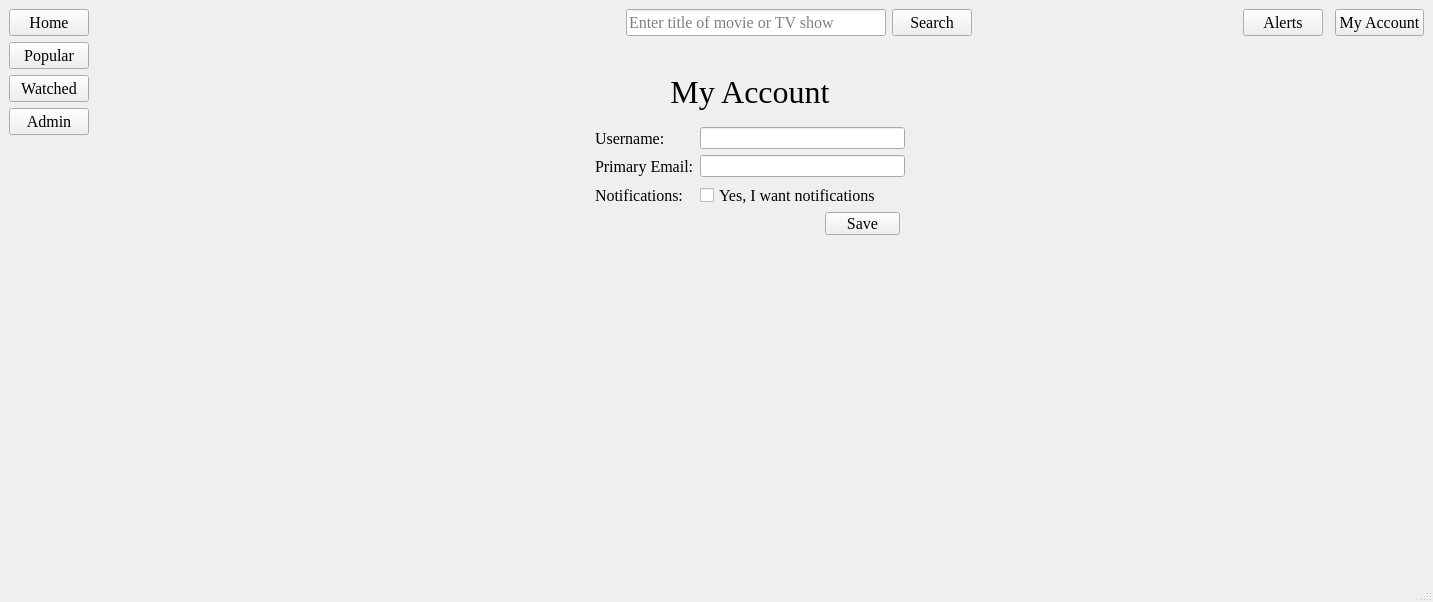
Before: the Qt Designer form PlotTalk/Forms/dashboard.ui in allanhaywood/CS441, drawn with Qt 5.
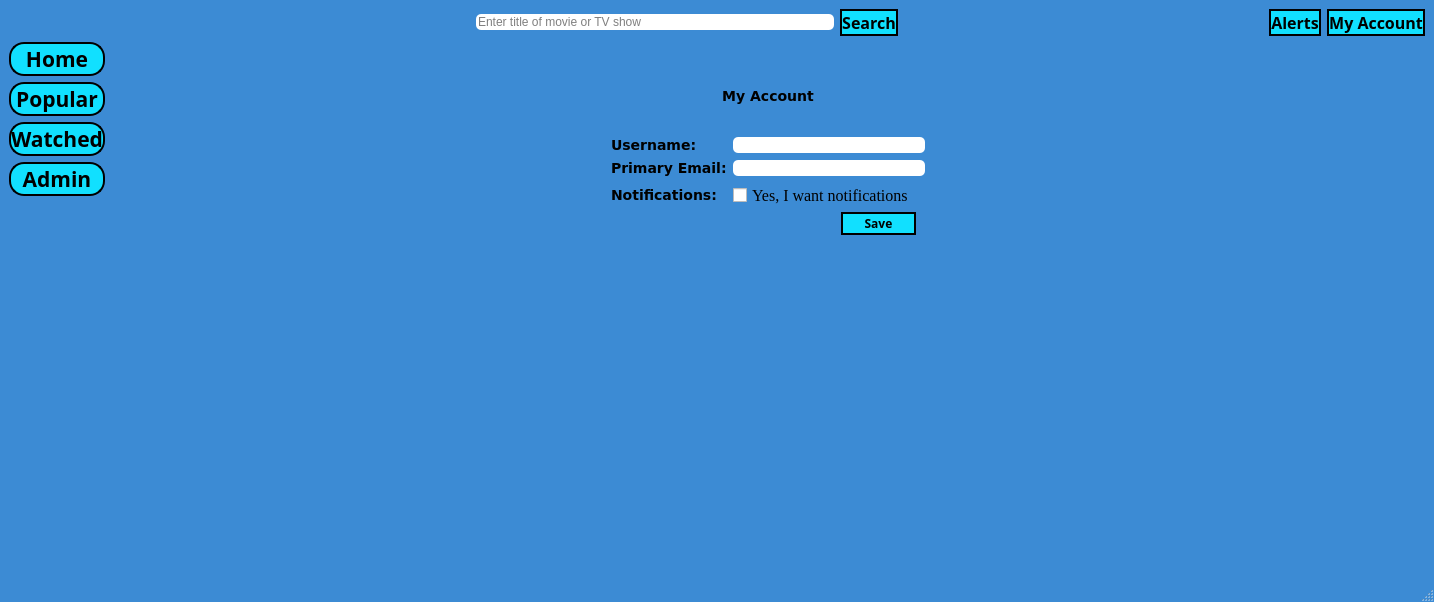
After: the same form once the commit is applied. The open tabs and pages were chosen to show the change.

Commit message: NOT-88 Edited GUI to go with blue theme. Added fonts for title and tagline.

```diff
--- a/PlotTalk/Forms/dashboard.ui
+++ b/PlotTalk/Forms/dashboard.ui
@@ -6,148 +6,75 @@
    <rect>
     <x>0</x>
     <y>0</y>
-    <width>1433</width>
+    <width>1434</width>
     <height>602</height>
    </rect>
   </property>
   <property name="windowTitle">
-   <string>PlotTalk</string>
+   <string>Plot Talk</string>
+  </property>
+  <property name="styleSheet">
+   <string notr="true">#Dashboard {
+/* background: rgb(140, 225, 255) */
+background: rgb(60, 139, 212)
+}
+
+#centralWidget {
+background: rgb(60, 139, 212)
+}
+
+
+QPushButton {
+background-color: rgb(17, 224, 255);
+border-style: solid;
+border-width: 1.5px;
+border-radius: 15px;
+border-color: black;
+font-family: tahoma;
+font: bold, 20px;
+color: black;
+padding: 0px;
+text-align: center;
+}
+
+QPushButton:hover {
+background-color: rgb(235, 247, 255)
+}
+
+QPlainTextEdit {
+background-color: white;
+border-color: rgb(149, 255, 247);
+border-radius: 5px;
+font-family: tahoma;
+}
+
+QLineEdit {
+background-color: white;
+border-color: rgb(149, 255, 247);
+border-radius: 5px;
+font-family: tahoma;
+font-size: 12px;
+}
+
+QLabel {
+font-family: verdana;
+font: bold;
+font-size: 14px;
+}
+
+QListView {
+background-color: rgb(217, 217, 217)
+}
+
+QListWidget {
+background-color: rgb(217, 217, 217)
+}</string>
   </property>
   <widget class="QWidget" name="centralwidget">
    <layout class="QHBoxLayout" name="horizontalLayout">
     <item>
      <layout class="QGridLayout" name="gridLayout">
-      <item row="0" column="1">
-       <spacer name="horizontalSpacer">
-        <property name="orientation">
-         <enum>Qt::Horizontal</enum>
-        </property>
-        <property name="sizeHint" stdset="0">
-         <size>
-          <width>40</width>
-          <height>20</height>
-         </size>
-        </property>
-       </spacer>
-      </item>
-      <item row="0" column="0">
-       <widget class="QPushButton" name="homeButton">
-        <property name="font">
-         <font>
-          <family>Georgia</family>
-          <pointsize>12</pointsize>
-         </font>
-        </property>
-        <property name="text">
-         <string>Home</string>
-        </property>
-       </widget>
-      </item>
-      <item row="0" column="8">
-       <widget class="QPushButton" name="myAccountButton">
-        <property name="font">
-         <font>
-          <family>Georgia</family>
-          <pointsize>12</pointsize>
-         </font>
-        </property>
-        <property name="text">
-         <string>My Account</string>
-        </property>
-       </widget>
-      </item>
-      <item row="2" column="0">
-       <widget class="QPushButton" name="popularButton">
-        <property name="font">
-         <font>
-          <family>Georgia</family>
-          <pointsize>12</pointsize>
-         </font>
-        </property>
-        <property name="text">
-         <string>Popular</string>
-        </property>
-       </widget>
-      </item>
-      <item row="0" column="3">
-       <widget class="QLineEdit" name="searchBar">
-        <property name="font">
-         <font>
-          <family>Georgia</family>
-          <pointsize>12</pointsize>
-         </font>
-        </property>
-        <property name="placeholderText">
-         <string>Enter title of movie or TV show</string>
-        </property>
-       </widget>
-      </item>
-      <item row="0" column="6">
-       <widget class="QPushButton" name="alertsButton">
-        <property name="font">
-         <font>
-          <family>Georgia</family>
-          <pointsize>12</pointsize>
-         </font>
-        </property>
-        <property name="text">
-         <string>Alerts</string>
-        </property>
-       </widget>
-      </item>
-      <item row="0" column="2">
-       <spacer name="horizontalSpacer_3">
-        <property name="orientation">
-         <enum>Qt::Horizontal</enum>
-        </property>
-        <property name="sizeHint" stdset="0">
-         <size>
-          <width>40</width>
-          <height>20</height>
-         </size>
-        </property>
-       </spacer>
-      </item>
-      <item row="0" column="4">
-       <widget class="QPushButton" name="searchButton">
-        <property name="font">
-         <font>
-          <family>Georgia</family>
-          <pointsize>12</pointsize>
-         </font>
-        </property>
-        <property name="text">
-         <string>Search</string>
-        </property>
-       </widget>
-      </item>
-      <item row="3" column="0">
-       <widget class="QPushButton" name="watchedButton">
-        <property name="font">
-         <font>
-          <family>Georgia</family>
-          <pointsize>12</pointsize>
-         </font>
-        </property>
-        <property name="text">
-         <string>Watched</string>
-        </property>
-       </widget>
-      </item>
-      <item row="0" column="5">
-       <spacer name="horizontalSpacer_2">
-        <property name="orientation">
-         <enum>Qt::Horizontal</enum>
-        </property>
-        <property name="sizeHint" stdset="0">
-         <size>
-          <width>40</width>
-          <height>20</height>
-         </size>
-        </property>
-       </spacer>
-      </item>
-      <item row="2" column="1" rowspan="5" colspan="8">
+      <item row="2" column="1" rowspan="8" colspan="7">
        <widget class="QStackedWidget" name="stackedWidget">
         <property name="currentIndex">
          <number>5</number>
@@ -326,7 +253,7 @@
            <rect>
             <x>500</x>
             <y>20</y>
-            <width>310</width>
+            <width>314</width>
             <height>146</height>
            </rect>
           </property>
@@ -335,8 +262,11 @@
             <widget class="QLabel" name="MyAccountTitleLabel">
              <property name="font">
               <font>
-               <family>Georgia</family>
-               <pointsize>24</pointsize>
+               <family>verdana</family>
+               <pointsize>-1</pointsize>
+               <weight>75</weight>
+               <italic>false</italic>
+               <bold>true</bold>
               </font>
              </property>
              <property name="text">
@@ -353,8 +283,11 @@
               <widget class="QLabel" name="UsernameLabel">
                <property name="font">
                 <font>
-                 <family>Georgia</family>
-                 <pointsize>12</pointsize>
+                 <family>verdana</family>
+                 <pointsize>-1</pointsize>
+                 <weight>75</weight>
+                 <italic>false</italic>
+                 <bold>true</bold>
                 </font>
                </property>
                <property name="text">
@@ -369,8 +302,11 @@
               <widget class="QLabel" name="EmailLabel">
                <property name="font">
                 <font>
-                 <family>Georgia</family>
-                 <pointsize>12</pointsize>
+                 <family>verdana</family>
+                 <pointsize>-1</pointsize>
+                 <weight>75</weight>
+                 <italic>false</italic>
+                 <bold>true</bold>
                 </font>
                </property>
                <property name="text">
@@ -385,8 +321,11 @@
               <widget class="QLabel" name="NotificationsLabel">
                <property name="font">
                 <font>
-                 <family>Georgia</family>
-                 <pointsize>12</pointsize>
+                 <family>verdana</family>
+                 <pointsize>-1</pointsize>
+                 <weight>75</weight>
+                 <italic>false</italic>
+                 <bold>true</bold>
                 </font>
                </property>
                <property name="text">
@@ -422,8 +361,10 @@
           </property>
           <property name="font">
            <font>
-            <family>Georgia</family>
-            <pointsize>12</pointsize>
+            <family>20px</family>
+            <weight>75</weight>
+            <italic>false</italic>
+            <bold>true</bold>
            </font>
           </property>
           <property name="text">
@@ -477,12 +418,28 @@
         </widget>
        </widget>
       </item>
-      <item row="4" column="0">
+      <item row="0" column="1">
+       <spacer name="horizontalSpacer">
+        <property name="orientation">
+         <enum>Qt::Horizontal</enum>
+        </property>
+        <property name="sizeHint" stdset="0">
+         <size>
+          <width>40</width>
+          <height>20</height>
+         </size>
+        </property>
+       </spacer>
+      </item>
+      <item row="5" column="0">
        <widget class="QPushButton" name="adminButton">
         <property name="font">
          <font>
-          <family>Georgia</family>
-          <pointsize>12</pointsize>
+          <family>20px</family>
+          <pointsize>16</pointsize>
+          <weight>75</weight>
+          <italic>false</italic>
+          <bold>true</bold>
          </font>
         </property>
         <property name="text">
@@ -490,6 +447,128 @@
         </property>
        </widget>
       </item>
+      <item row="3" column="0">
+       <widget class="QPushButton" name="popularButton">
+        <property name="font">
+         <font>
+          <family>20px</family>
+          <pointsize>16</pointsize>
+          <weight>75</weight>
+          <italic>false</italic>
+          <bold>true</bold>
+         </font>
+        </property>
+        <property name="text">
+         <string>Popular</string>
+        </property>
+       </widget>
+      </item>
+      <item row="4" column="0">
+       <widget class="QPushButton" name="watchedButton">
+        <property name="font">
+         <font>
+          <family>20px</family>
+          <pointsize>16</pointsize>
+          <weight>75</weight>
+          <italic>false</italic>
+          <bold>true</bold>
+         </font>
+        </property>
+        <property name="text">
+         <string>Watched</string>
+        </property>
+       </widget>
+      </item>
+      <item row="0" column="7">
+       <widget class="QPushButton" name="myAccountButton">
+        <property name="font">
+         <font>
+          <family>20px</family>
+          <pointsize>12</pointsize>
+          <weight>75</weight>
+          <italic>false</italic>
+          <bold>true</bold>
+         </font>
+        </property>
+        <property name="text">
+         <string>My Account</string>
+        </property>
+       </widget>
+      </item>
+      <item row="2" column="0">
+       <widget class="QPushButton" name="homeButton">
+        <property name="font">
+         <font>
+          <family>20px</family>
+          <pointsize>16</pointsize>
+          <weight>75</weight>
+          <italic>false</italic>
+          <bold>true</bold>
+         </font>
+        </property>
+        <property name="text">
+         <string>Home</string>
+        </property>
+       </widget>
+      </item>
+      <item row="0" column="4">
+       <spacer name="horizontalSpacer_2">
+        <property name="orientation">
+         <enum>Qt::Horizontal</enum>
+        </property>
+        <property name="sizeHint" stdset="0">
+         <size>
+          <width>40</width>
+          <height>20</height>
+         </size>
+        </property>
+       </spacer>
+      </item>
+      <item row="0" column="3">
+       <widget class="QPushButton" name="searchButton">
+        <property name="font">
+         <font>
+          <family>20px</family>
+          <pointsize>12</pointsize>
+          <weight>75</weight>
+          <italic>false</italic>
+          <bold>true</bold>
+         </font>
+        </property>
+        <property name="text">
+         <string>Search</string>
+        </property>
+       </widget>
+      </item>
+      <item row="0" column="2">
+       <widget class="QLineEdit" name="searchBar">
+        <property name="font">
+         <font>
+          <family>tahoma</family>
+          <pointsize>-1</pointsize>
+         </font>
+        </property>
+        <property name="placeholderText">
+         <string>Enter title of movie or TV show</string>
+        </property>
+       </widget>
+      </item>
+      <item row="0" column="5" colspan="2">
+       <widget class="QPushButton" name="alertsButton">
+        <property name="font">
+         <font>
+          <family>20px</family>
+          <pointsize>12</pointsize>
+          <weight>75</weight>
+          <italic>false</italic>
+          <bold>true</bold>
+         </font>
+        </property>
+        <property name="text">
+         <string>Alerts</string>
+        </property>
+       </widget>
+      </item>
      </layout>
     </item>
    </layout>
```
Left out of the diff: 47 changed lines with no effect on the pictures. The commit also changes 10 other files.
